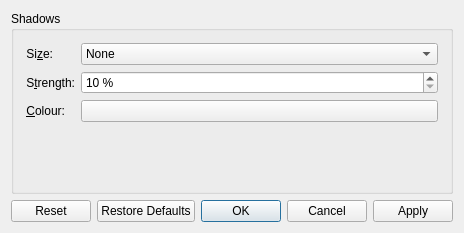
First picture: the form in kdecoration/config/ui/shadowstyle.ui, repository paulmcauley/klassy, before the edit.
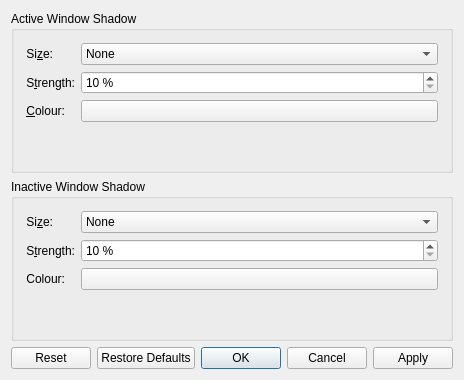
Second picture: the form after the edit. Custom widgets are drawn as their Qt base class.

Commit message:
Shadows can now be configured separately for active and inactive windows
MDI subwindows and menu list shadows only use the active window
setting. Pull requests welcome if anyone wants to tweak this.

Patch:
```diff
--- a/kdecoration/config/ui/shadowstyle.ui
+++ b/kdecoration/config/ui/shadowstyle.ui
@@ -6,8 +6,8 @@
    <rect>
     <x>0</x>
     <y>0</y>
-    <width>459</width>
-    <height>233</height>
+    <width>460</width>
+    <height>380</height>
    </rect>
   </property>
   <property name="windowTitle">
@@ -17,7 +17,7 @@
    <item>
     <widget class="QGroupBox" name="groupBox_5">
      <property name="title">
-      <string>Shadows</string>
+      <string>Active Window Shadow</string>
      </property>
      <layout class="QFormLayout" name="formLayout_3">
       <property name="leftMargin">
@@ -38,15 +38,15 @@
          <string>Si&amp;ze:</string>
         </property>
         <property name="alignment">
-         <set>Qt::AlignRight|Qt::AlignTrailing|Qt::AlignVCenter</set>
+         <set>Qt::AlignmentFlag::AlignRight|Qt::AlignmentFlag::AlignTrailing|Qt::AlignmentFlag::AlignVCenter</set>
         </property>
         <property name="buddy">
-         <cstring>shadowSize</cstring>
+         <cstring>shadowSizeActive</cstring>
         </property>
        </widget>
       </item>
       <item row="0" column="1">
-       <widget class="QComboBox" name="shadowSize">
+       <widget class="QComboBox" name="shadowSizeActive">
         <item>
          <property name="text">
           <string>None</string>
@@ -80,15 +80,15 @@
          <string comment="strength of the shadow (from transparent to opaque)">S&amp;trength:</string>
         </property>
         <property name="alignment">
-         <set>Qt::AlignRight|Qt::AlignTrailing|Qt::AlignVCenter</set>
+         <set>Qt::AlignmentFlag::AlignRight|Qt::AlignmentFlag::AlignTrailing|Qt::AlignmentFlag::AlignVCenter</set>
         </property>
         <property name="buddy">
-         <cstring>shadowStrength</cstring>
+         <cstring>shadowStrengthActive</cstring>
         </property>
        </widget>
       </item>
       <item row="1" column="1">
-       <widget class="QSpinBox" name="shadowStrength">
+       <widget class="QSpinBox" name="shadowStrengthActive">
         <property name="suffix">
          <string> %</string>
         </property>
@@ -106,15 +106,117 @@
          <string>&amp;Colour:</string>
         </property>
         <property name="alignment">
-         <set>Qt::AlignRight|Qt::AlignTrailing|Qt::AlignVCenter</set>
+         <set>Qt::AlignmentFlag::AlignRight|Qt::AlignmentFlag::AlignTrailing|Qt::AlignmentFlag::AlignVCenter</set>
         </property>
         <property name="buddy">
-         <cstring>shadowColor</cstring>
+         <cstring>shadowColorActive</cstring>
         </property>
        </widget>
       </item>
       <item row="2" column="1">
-       <widget class="KColorButton" name="shadowColor"/>
+       <widget class="KColorButton" name="shadowColorActive"/>
+      </item>
+     </layout>
+    </widget>
+   </item>
+   <item>
+    <widget class="QGroupBox" name="groupBox_6">
+     <property name="title">
+      <string>Inactive Window Shadow</string>
+     </property>
+     <layout class="QFormLayout" name="formLayout_4">
+      <property name="leftMargin">
+       <number>12</number>
+      </property>
+      <property name="topMargin">
+       <number>12</number>
+      </property>
+      <property name="rightMargin">
+       <number>12</number>
+      </property>
+      <property name="bottomMargin">
+       <number>12</number>
+      </property>
+      <item row="0" column="0">
+       <widget class="QLabel" name="label_3">
+        <property name="text">
+         <string>Si&amp;ze:</string>
+        </property>
+        <property name="alignment">
+         <set>Qt::AlignmentFlag::AlignRight|Qt::AlignmentFlag::AlignTrailing|Qt::AlignmentFlag::AlignVCenter</set>
+        </property>
+        <property name="buddy">
+         <cstring>shadowSizeInactive</cstring>
+        </property>
+       </widget>
+      </item>
+      <item row="0" column="1">
+       <widget class="QComboBox" name="shadowSizeInactive">
+        <item>
+         <property name="text">
+          <string>None</string>
+         </property>
+        </item>
+        <item>
+         <property name="text">
+          <string>Small</string>
+         </property>
+        </item>
+        <item>
+         <property name="text">
+          <string>Medium</string>
+         </property>
+        </item>
+        <item>
+         <property name="text">
+          <string>Large</string>
+         </property>
+        </item>
+        <item>
+         <property name="text">
+          <string>Very Large</string>
+         </property>
+        </item>
+       </widget>
+      </item>
+      <item row="1" column="0">
+       <widget class="QLabel" name="label_4">
+        <property name="text">
+         <string comment="strength of the shadow (from transparent to opaque)">S&amp;trength:</string>
+        </property>
+        <property name="alignment">
+         <set>Qt::AlignmentFlag::AlignRight|Qt::AlignmentFlag::AlignTrailing|Qt::AlignmentFlag::AlignVCenter</set>
+        </property>
+        <property name="buddy">
+         <cstring>shadowStrengthInactive</cstring>
+        </property>
+       </widget>
+      </item>
+      <item row="1" column="1">
+       <widget class="QSpinBox" name="shadowStrengthInactive">
+        <property name="suffix">
+         <string> %</string>
+        </property>
+        <property name="minimum">
+         <number>10</number>
+        </property>
+        <property name="maximum">
+         <number>100</number>
+        </property>
+       </widget>
+      </item>
+      <item row="2" column="0">
+       <widget class="QLabel" name="label_6">
+        <property name="text">
+         <string>Colour:</string>
+        </property>
+        <property name="alignment">
+         <set>Qt::AlignmentFlag::AlignRight|Qt::AlignmentFlag::AlignTrailing|Qt::AlignmentFlag::AlignVCenter</set>
+        </property>
+       </widget>
+      </item>
+      <item row="2" column="1">
+       <widget class="KColorButton" name="shadowColorInactive"/>
       </item>
      </layout>
     </widget>
@@ -122,10 +224,10 @@
    <item>
     <widget class="QDialogButtonBox" name="buttonBox">
      <property name="orientation">
-      <enum>Qt::Horizontal</enum>
+      <enum>Qt::Orientation::Horizontal</enum>
      </property>
      <property name="standardButtons">
-      <set>QDialogButtonBox::Apply|QDialogButtonBox::Cancel|QDialogButtonBox::Ok|QDialogButtonBox::Reset|QDialogButtonBox::RestoreDefaults</set>
+      <set>QDialogButtonBox::StandardButton::Apply|QDialogButtonBox::StandardButton::Cancel|QDialogButtonBox::StandardButton::Ok|QDialogButtonBox::StandardButton::Reset|QDialogButtonBox::StandardButton::RestoreDefaults</set>
      </property>
     </widget>
    </item>
```
Left out of the diff: 8 changed lines with no effect on the pictures. The commit also changes 24 other files.
